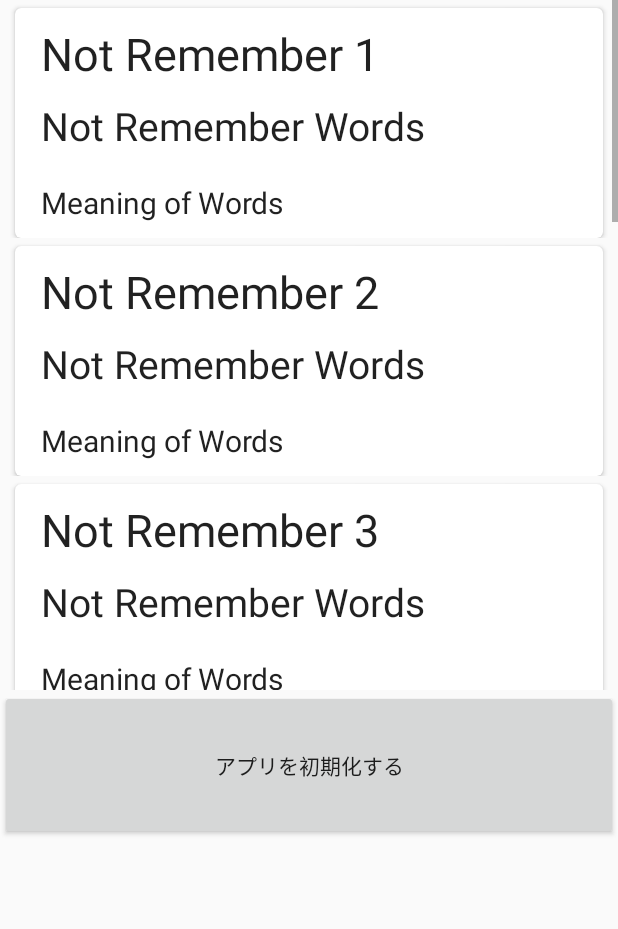
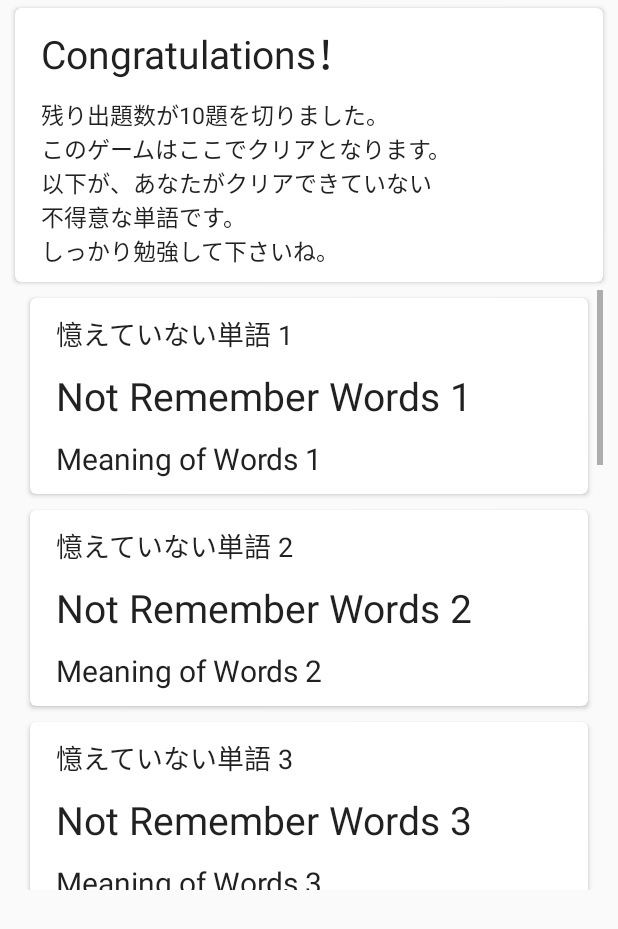
Before and after one commit to OrenBigMuff/Marumaru, an Android app: the Clear screen opened directly, with no data from a screen before it, on a phone screen of 412 x 824 dp. Shown: the top 929 px of the screen. Run offline under Robolectric (Android 15) with nearby library versions, the phone set to English and light mode, and no system bars.

Commit message:
P5　Clearのページ　とりあえず機能するとこまでできた

```diff
--- a/app/src/main/java/com/bizan/mobile10/marumaru/Clear.java
+++ b/app/src/main/java/com/bizan/mobile10/marumaru/Clear.java
@@ -14,10 +14,17 @@ import android.widget.TextView;
 import android.widget.Toast;
 
 public class Clear extends AppCompatActivity
-implements OnClickListener{
+        implements OnClickListener {
 
     private int zanmon;         //DBから取得した残問題数をセットします。（今井）
-    Button btnInit;             //初期化を実行するメガンテボタン
+
+    TextView zanmonTitle;       //残問カードのタイトル 第〇問 From DB
+    TextView zanmonWord;        //残問カードの問題 PLAYBOY From DB
+    TextView zanmonMean;        //残問カードの解答 遊び人 From DB
+
+    //Buttonを動的にレイアウトする為のゴニョゴニョ
+    private final static int WC = LinearLayout.LayoutParams.WRAP_CONTENT;
+    private final static int MP = LinearLayout.LayoutParams.MATCH_PARENT;
 
     @Override
     protected void onCreate(Bundle savedInstanceState) {
@@ -28,13 +35,6 @@ implements OnClickListener{
         zanmon = 9;
 
 
-        btnInit = (Button)findViewById(R.id.btnInit);
-        btnInit.setOnClickListener(this);
-
-        LinearLayout cardLinearZanmon = (LinearLayout) this.findViewById(R.id.cardLinearZanmon);
-        cardLinearZanmon.removeAllViews();
-
-/*
         LinearLayout cardLinear = (LinearLayout) this.findViewById(R.id.cardLinear);
         LinearLayout cardLinearZanmon = (LinearLayout) this.findViewById(R.id.cardLinearZanmon);
         cardLinear.removeAllViews();
@@ -44,25 +44,21 @@ implements OnClickListener{
         LinearLayout linearLayout = (LinearLayout) inflater.inflate(R.layout.card_clear, null);
         CardView cardView = (CardView) linearLayout.findViewById(R.id.cardView);
 
-        cardLinear.addView(linearLayout);
-*/
+        cardLinear.addView(linearLayout, 0);
 
-        Log.v("Clearろぐ","ここまでOK");
-
-  /*      LayoutInflater inflater = (LayoutInflater) getSystemService(LAYOUT_INFLATER_SERVICE);
-        LinearLayout linearLayout = (LinearLayout) inflater.inflate(R.layout.card_clear, null);
-        CardView cardView = (CardView) linearLayout.findViewById(R.id.cardView);
-        cardView.setTag(1);
-        cardLinear.addView(linearLayout, 1);*/
+        Log.v("Clearろぐ", "ここまでOK");
 
 
         for (int i = 1; i <= zanmon; i++) {
             LayoutInflater inflater2 = (LayoutInflater) getSystemService(LAYOUT_INFLATER_SERVICE);
             LinearLayout linearLayout2 = (LinearLayout) inflater2.inflate(R.layout.card_zanmon, null);
-//            LinearLayout linearLayout2 = (LinearLayout) inflater2.inflate(R.layout.card_zanmon, null);
-            CardView cardView2 = (CardView) linearLayout2.findViewById(R.id.cardView);
-            TextView zanmonTitle = (TextView) linearLayout2.findViewById(R.id.zanmonTitle);
-            zanmonTitle.setText("Not Remember " + i);
+            CardView cardView2 = (CardView) linearLayout2.findViewById(R.id.cardView2);
+            zanmonTitle = (TextView) linearLayout2.findViewById(R.id.zanmonTitle);
+            zanmonWord = (TextView) linearLayout2.findViewById(R.id.zanmonWord);
+            zanmonMean = (TextView) linearLayout2.findViewById(R.id.zanmonMean);
+            zanmonTitle.setText("憶えていない単語 " + i);
+            zanmonWord.setText("Not Remember Words " + i);
+            zanmonMean.setText("Meaning of Words " + i);
             /*cardView2.setTag(i);
             cardView2.setOnClickListener(new View.OnClickListener() {
                 @Override
@@ -72,21 +68,37 @@ implements OnClickListener{
                 }
             });*/
 
-            cardLinearZanmon.addView(linearLayout2, i-1);
+            cardLinearZanmon.addView(linearLayout2, i - 1);     //i=0からにするために　i-1
         }
+        cardLinearZanmon.addView(makeButton("アプリ初期化ボタン", "Init"));
     }
 
     @Override
     public void onClick(View v) {
-        if(v == btnInit){
-            //ここにイニシャライズの呪文(メソッド)を書き込む
-            Log.v("Button_clr","onClick");
-        }
-        return;
-    }
-
-    public void initApp(){
+        //ここにイニシャライズの呪文(メソッド)を書き込む
+        Log.v("Button_clr", "onClick");
 
     }
 
+    public void initApp() {
+        //イニシャライズ
+    }
+
+    /**
+     * 苦肉の策でボタンを動的に追加する為のメソッドです とりあえずボタンの height = 150dp でご機嫌をうかがってます
+     * @param text
+     * @param tag
+     * @return
+     */
+    private Button makeButton(String text, String tag) {
+        Button button = new Button(this);
+        button.setText(text);
+        button.setTag(tag);
+        button.setOnClickListener(this);
+        button.setLayoutParams(new LinearLayout.LayoutParams(MP, 150));
+        return button;
+    }
+
+
+
 }
--- a/app/src/main/res/layout/card_clear.xml
+++ b/app/src/main/res/layout/card_clear.xml
@@ -14,9 +14,10 @@
         android:layout_marginLeft="10dp"
         android:layout_marginRight="10dp"
         android:layout_marginTop="5dp"
+        android:layout_marginBottom="5dp"
         android:foreground="?android:attr/selectableItemBackground"
         card_view:cardCornerRadius="4dp"
-        >
+        android:elevation="2dp">
 
         <!-- カードに載せる情報 -->
 
@@ -36,7 +37,7 @@
                 android:layout_marginStart="17dp"
                 android:text="@string/clear_title"
                 android:textAppearance="?android:attr/textAppearanceLarge"
-                android:textSize="30dp" android:layout_marginTop="10dp"
+                android:textSize="26dp" android:layout_marginTop="10dp"
                 />
 
             <TextView
--- a/app/src/main/res/layout/card_zanmon.xml
+++ b/app/src/main/res/layout/card_zanmon.xml
@@ -14,9 +14,10 @@
         android:layout_marginLeft="10dp"
         android:layout_marginRight="10dp"
         android:layout_marginTop="5dp"
+        android:layout_marginBottom="5dp"
         android:foreground="?android:attr/selectableItemBackground"
         card_view:cardCornerRadius="4dp"
-        >
+        android:elevation="2dp">
 
         <!-- カードに載せる情報 -->
 
@@ -36,7 +37,7 @@
                 android:layout_marginStart="17dp"
                 android:text="Title"
                 android:textAppearance="?android:attr/textAppearanceLarge"
-                android:textSize="30dp" android:layout_marginTop="10dp"
+                android:textSize="18dp" android:layout_marginTop="10dp"
                 />
 
             <TextView
@@ -50,7 +51,7 @@
                 android:text="Not Remember Words"
                 android:textAppearance="?android:attr/textAppearanceLarge"
                 android:textSize="26dp" android:layout_marginTop="10dp"
-                android:layout_marginBottom="10dp"/>
+                android:layout_marginBottom="5dp"/>
 
             <TextView
                 android:id="@+id/zanmonMean"
@@ -62,7 +63,7 @@
                 android:layout_marginStart="17dp"
                 android:text="Meaning of Words"
                 android:textAppearance="?android:attr/textAppearanceLarge"
-                android:textSize="20dp" android:layout_marginTop="10dp"
+                android:textSize="20dp" android:layout_marginTop="5dp"
                 android:layout_marginBottom="10dp"/>
 
 
--- a/app/src/main/res/layout/clear_layout.xml
+++ b/app/src/main/res/layout/clear_layout.xml
@@ -10,27 +10,27 @@
     tools:context="com.bizan.mobile10.marumaru.Clear"
     tools:showIn="@layout/activity_clear">
 
+
     <LinearLayout android:layout_width="match_parent"
                   android:layout_height="match_parent"
-                  android:orientation="vertical"
-                  android:id="@+id/cardLinear">
-<!--
+                  android:orientation="vertical">
+
         <LinearLayout
             android:id="@+id/cardLinear"
             android:layout_width="match_parent"
-            android:layout_height="150dp"
+            android:layout_height="wrap_content"
             android:layout_centerHorizontal="true"
-            android:layout_centerVertical="true">
+            android:layout_centerVertical="true"
+            android:orientation="vertical">
         </LinearLayout>
--->
 
 
         <ScrollView
             android:id="@+id/scrollView"
             android:layout_width="match_parent"
-                android:layout_height="460dp"
-                android:layout_alignParentLeft="true"
-                android:layout_alignParentStart="true"
+            android:layout_height="400dp"
+            android:layout_marginBottom="10dp" android:layout_marginLeft="10dp"
+            android:layout_marginRight="10dp"
             android:fillViewport="false">
             <LinearLayout
                 android:id="@+id/cardLinearZanmon"
@@ -39,14 +39,18 @@
                 android:layout_centerHorizontal="true"
                 android:layout_centerVertical="true"
                 android:orientation="vertical">
+
             </LinearLayout>
         </ScrollView>
-        <Button
+       <!-- <Button
             android:id="@+id/btnInit"
-            android:layout_width="fill_parent"
-            android:layout_height="100dp"
-            android:text="アプリを初期化する"/>
+            android:layout_width="wrap_content"
+            android:layout_height="60dp"
+            android:layout_gravity="center_horizontal"
+            android:text="アプリを初期化する"
+            android:textSize="26sp"/>-->
 
 
     </LinearLayout>
+
 </LinearLayout>
--- a/app/src/main/res/values/strings.xml
+++ b/app/src/main/res/values/strings.xml
@@ -1,5 +1,5 @@
 <resources>
     <string name="app_name">3秒で解く〇〇</string>
     <string name="clear_title">Congratulations！</string>
-    <string name="clear_text">\n残り出題数が10題を切りました。\nこのゲームはここでクリアとなります。\n以下が、あなたがクリアできていない\n不得意な単語です。\n\nしっかり勉強して下さいね。</string>
+    <string name="clear_text">残り出題数が10題を切りました。\nこのゲームはここでクリアとなります。\n以下が、あなたがクリアできていない\n不得意な単語です。\nしっかり勉強して下さいね。</string>
 </resources>
```
Lines whose indentation alone changed are shown as unchanged.
